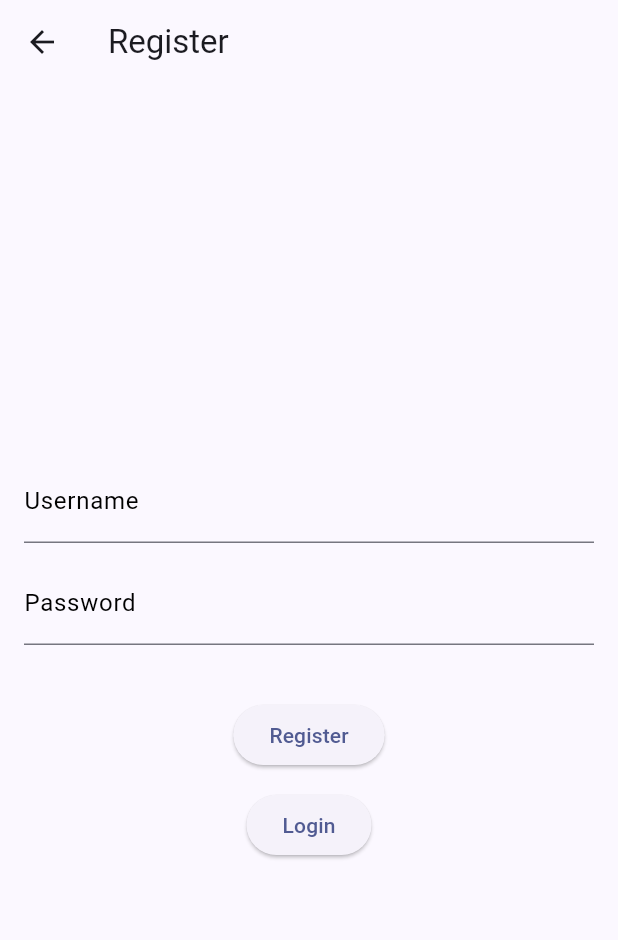
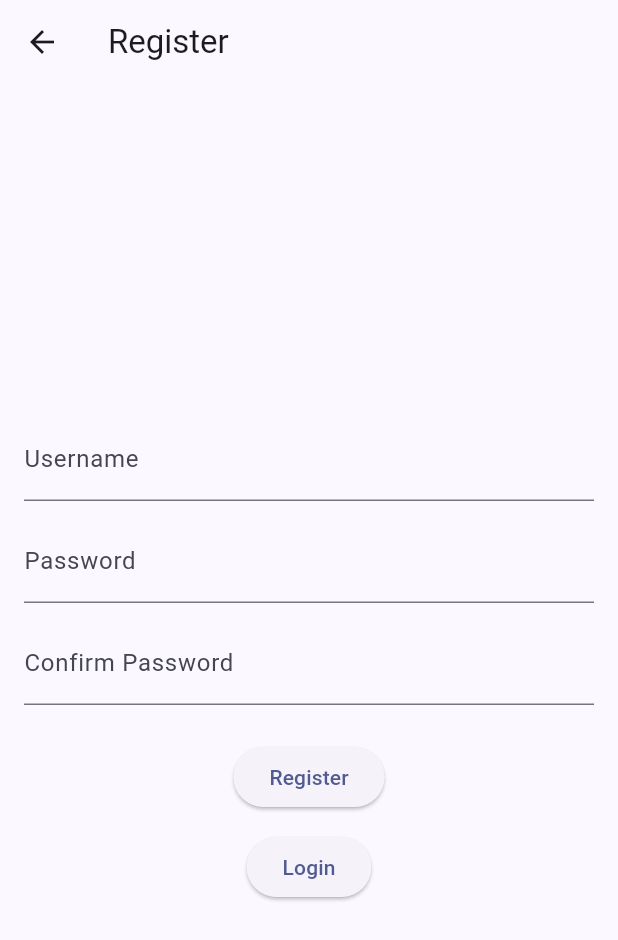
Before and after one commit to A-05-PBP-A/Bookverse-mobile, a Flutter app: the screen it shows after launch, after a tap on "Register", on a phone screen of 412 x 824 dp. Shown: the top 940 px of the screen. Run offline on Flutter 3.47's test engine with Material 3 defaults, Android fonts, the phone set to English and light mode, and no system bars; our stand-ins replace flutter_rating_bar; missing offline and left inert: pbp_django_auth; accounts and stored records are empty; network calls fail.

Commit message:
fix some issues and update url to PaaS

```diff
--- a/lib/auth/screens/login.dart
+++ b/lib/auth/screens/login.dart
@@ -75,7 +75,7 @@ class _LoginPageState extends State<LoginPage> {
                 String password = _passwordController.text;
 
                 final response = await request.login(
-                  'http://127.0.0.1:8000/login_flutter/',
+                  'https://bookverse-a05-tk.pbp.cs.ui.ac.id/login_flutter/',
                   {
                     'username': username,
                     'password': password,
--- a/lib/auth/screens/register.dart
+++ b/lib/auth/screens/register.dart
@@ -13,6 +13,7 @@ class RegisterPage extends StatefulWidget {
 class _RegisterPageState extends State<RegisterPage> {
   final TextEditingController _usernameController = TextEditingController();
   final TextEditingController _passwordController = TextEditingController();
+  final TextEditingController _confirmPasswordController = TextEditingController();
 
   @override
   Widget build(BuildContext context) {
@@ -30,10 +31,6 @@ class _RegisterPageState extends State<RegisterPage> {
               controller: _usernameController,
               decoration: const InputDecoration(
                 labelText: 'Username',
-                labelStyle: TextStyle(color: Colors.black),
-                focusedBorder: OutlineInputBorder(
-                  borderSide: BorderSide(color: Colors.black),
-                ),
               ),
             ),
             const SizedBox(height: 12.0),
@@ -41,25 +38,30 @@ class _RegisterPageState extends State<RegisterPage> {
               controller: _passwordController,
               decoration: const InputDecoration(
                 labelText: 'Password',
-                labelStyle: TextStyle(color: Colors.black),
-                focusedBorder: OutlineInputBorder(
-                  borderSide: BorderSide(color: Colors.black),
-                ),
               ),
               obscureText: true,
             ),
-            const SizedBox(height: 12.0),
+           const SizedBox(height: 12.0),
+            TextField(
+              controller: _confirmPasswordController,
+              decoration: const InputDecoration(
+                labelText: 'Confirm Password',
+              ),
+              obscureText: true,
+            ),
             const SizedBox(height: 24.0),
             ElevatedButton(
               onPressed: () async {
                 String username = _usernameController.text;
                 String password = _passwordController.text;
+                String confirmPassword = _confirmPasswordController.text;
 
                 final response = await request.post(
-                    'http://127.0.0.1:8000/register_flutter/',
+                    'https://bookverse-a05-tk.pbp.cs.ui.ac.id/register_flutter/',
                     {
                       'username': username,
                       'password': password,
+                      'confirm_password' : confirmPassword,
                     });
 
                 if (response['status']) {
--- a/lib/bookList/screens/landing_page.dart
+++ b/lib/bookList/screens/landing_page.dart
@@ -17,7 +17,7 @@ class _MyHomePageState extends State<MyHomePage> {
   List<Book> _filteredBooks = [];
 
   Future<List<Book>> fetchProduct() async {
-    var url = Uri.parse('http://127.0.0.1:8000/get-books/');
+    var url = Uri.parse('https://bookverse-a05-tk.pbp.cs.ui.ac.id/get-books/');
     var response = await http.get(
       url,
       headers: {"Content-Type": "application/json"},
--- a/lib/borrow_return/widgets/borrowing_card.dart
+++ b/lib/borrow_return/widgets/borrowing_card.dart
@@ -13,7 +13,7 @@ class BorrowingCard extends StatelessWidget {
   const BorrowingCard(
       {super.key, required this.borrowed, required this.onReturn});
   //final String baseUrl = "http://127.0.0.1:8000";
-  final String baseUrl = "http://10.0.2.2:8000";
+  final String baseUrl = "https://bookverse-a05-tk.pbp.cs.ui.ac.id";
   @override
   Widget build(BuildContext context) {
     final request = context.watch<CookieRequest>();
@@ -23,7 +23,7 @@ class BorrowingCard extends StatelessWidget {
     final userProvider =
         Provider.of<UserProvider>(context, listen: false); //data user login
 
-    return GestureDetector(
+    return InkWell(
         onTap: () {
           Navigator.push(
             context,
@@ -105,7 +105,7 @@ class BorrowingCard extends StatelessWidget {
                                               int borrowingId = borrowed.pk;
                                               final response =
                                                   await request.postJson(
-                                                      'http://127.0.0.1:8000/return-flutter/${userProvider.username}/',
+                                                      'https://bookverse-a05-tk.pbp.cs.ui.ac.id/return-flutter/${userProvider.username}/',
                                                       jsonEncode(<String,
                                                           String>{
                                                         'id': borrowingId
--- a/lib/borrow_return/widgets/dropdown.dart
+++ b/lib/borrow_return/widgets/dropdown.dart
@@ -1,5 +1,4 @@
 import 'package:flutter/material.dart';
-import 'dart:convert';
 import 'package:bookverse_mobile/borrow_return/models/book.dart';
 import 'package:pbp_django_auth/pbp_django_auth.dart';
 import 'package:provider/provider.dart';
@@ -16,10 +15,10 @@ class DropdownTitle extends StatefulWidget {
 
 class _DropdownTitleState extends State<DropdownTitle> {
   //String baseUrl = "http://127.0.0.1:8000";
-  String baseUrl = "http://10.0.2.2:8000";
+  String baseUrl = "https://bookverse-a05-tk.pbp.cs.ui.ac.id";
   Future<List<Book>> fetchBooks(request) async {
     // var books = await request.get('http://127.0.0.1:8000/books');
-    var books = await request.get('http://127.0.0.1:8000/books');
+    var books = await request.get('https://bookverse-a05-tk.pbp.cs.ui.ac.id/books');
     List<Book> allBooks = [];
     for (var book in books) {
       if (book != null) {
--- a/lib/user_profile/screens/favorite_books.dart
+++ b/lib/user_profile/screens/favorite_books.dart
@@ -16,7 +16,7 @@ class _FavoriteBooksState extends State<FavoriteBooks> {
   Future<List<FavBook>> fetchBook(username) async {
     // TODO: Ganti URL dan jangan lupa tambahkan trailing slash (/) di akhir URL!
     var url = Uri.parse(
-        'http://127.0.0.1:8000/book_favorite_flutter/$username/');
+        'https://bookverse-a05-tk.pbp.cs.ui.ac.id/book_favorite_flutter/$username/');
     var response = await http.get(
         url,
         headers: {"Content-Type": "application/json"},
@@ -34,7 +34,7 @@ class _FavoriteBooksState extends State<FavoriteBooks> {
   }
 
   Future<void> deleteFavBook(int bookId) async {
-    final url = 'http://127.0.0.1:8000/delete_bookFav/$bookId/';
+    final url = 'https://bookverse-a05-tk.pbp.cs.ui.ac.id/delete_bookFav/$bookId/';
     final response = await http.post(
       Uri.parse(url),
       headers: {'Content-Type': 'application/json'},
--- a/lib/user_profile/screens/menu.dart
+++ b/lib/user_profile/screens/menu.dart
@@ -152,7 +152,7 @@ class FunctionCard extends StatelessWidget {
           } else if (function.name == "Logout") {
             final response = await request.logout(
             // TODO: Ganti URL dan jangan lupa tambahkan trailing slash (/) di akhir URL!
-                "http://127.0.0.1:8000/logout_flutter/");
+                "https://bookverse-a05-tk.pbp.cs.ui.ac.id/logout_flutter/");
             String message = response["message"];
             if (response['status']) {
               String uname = response["username"];
--- a/lib/user_profile/screens/readed_books.dart
+++ b/lib/user_profile/screens/readed_books.dart
@@ -16,7 +16,7 @@ class _ReadedBooksState extends State<ReadedBooks> {
   Future<List<BooksHistoryModel>> fetchBook(username) async {
     // TODO: Ganti URL dan jangan lupa tambahkan trailing slash (/) di akhir URL!
     var url = Uri.parse(
-        'http://127.0.0.1:8000/book_history_flutter/$username/');
+        'https://bookverse-a05-tk.pbp.cs.ui.ac.id/book_history_flutter/$username/');
     var response = await http.get(
         url,
         headers: {"Content-Type": "application/json"},
```
Also changed, not shown: lib/book_profile/screens/profile_book.dart (+8 -8 lines), lib/book_profile/screens/review_page.dart (+17 -7 lines), lib/borrow_return/screens/borrow.dart (+4 -4 lines), lib/borrow_return/screens/return_integrate.dart (+2 -18 lines).
